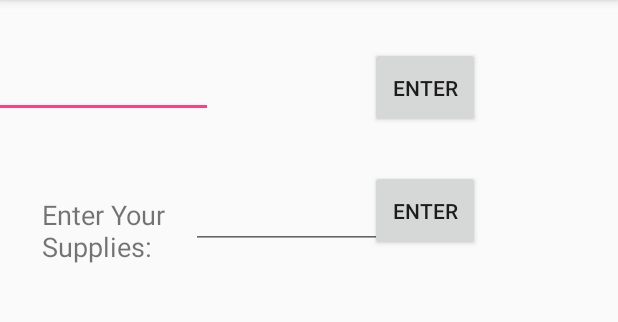
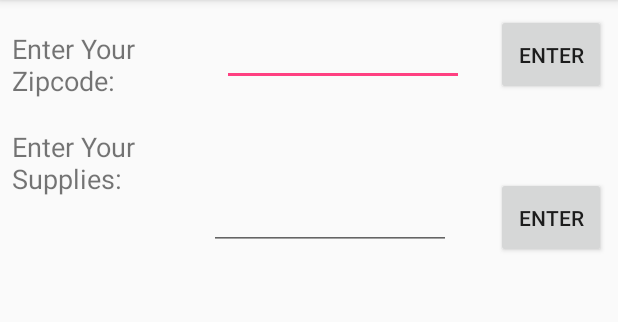
Before and after one commit to BlueAxolotl/DisasterDeputy, an Android app: the DonorSearcher screen opened directly, with no data from a screen before it, on a phone screen of 412 x 824 dp, the part 84-406 px from its top. Run offline under Robolectric (Android 15) with nearby library versions, the phone set to English and light mode, and no system bars; 2 statements that could not run were skipped.

Commit message:
Merge branch 'master' of /Users/anika.gampa/AndroidStudioProjects/DisasterDeputy with conflicts.

```diff
--- a/app/src/main/AndroidManifest.xml
+++ b/app/src/main/AndroidManifest.xml
@@ -17,7 +17,7 @@
             </intent-filter>
         </activity>
         <activity android:name=".CharitySearcher" />
-        <activity android:name=".DonorSearcher"></activity>
+        <activity android:name=".DonorSearcher" />
     </application>
 
 </manifest>
--- a/app/src/main/java/com/example/pranay/disasterdeputy/CharityList.java
+++ b/app/src/main/java/com/example/pranay/disasterdeputy/CharityList.java
@@ -49,5 +49,4 @@ public class CharityList {
         }
         return sortedList;
     }
-
 }
--- a/app/src/main/java/com/example/pranay/disasterdeputy/MainActivity.java
+++ b/app/src/main/java/com/example/pranay/disasterdeputy/MainActivity.java
@@ -5,6 +5,9 @@ import android.support.v7.app.AppCompatActivity;
 import android.os.Bundle;
 import android.util.Log;
 import android.view.View;
+import android.widget.ArrayAdapter;
+import android.widget.ListAdapter;
+import android.widget.ListView;
 
 public class MainActivity extends AppCompatActivity {
 
--- a/app/src/main/res/layout/activity_donor_searcher.xml
+++ b/app/src/main/res/layout/activity_donor_searcher.xml
@@ -11,13 +11,13 @@
         android:layout_width="168dp"
         android:layout_height="56dp"
         android:layout_marginBottom="8dp"
-        android:layout_marginEnd="264dp"
-        android:layout_marginRight="264dp"
+        android:layout_marginEnd="96dp"
+        android:layout_marginRight="96dp"
         android:layout_marginTop="8dp"
         app:layout_constraintBottom_toBottomOf="parent"
         app:layout_constraintEnd_toEndOf="parent"
         app:layout_constraintTop_toTopOf="parent"
-        app:layout_constraintVertical_bias="0.033">
+        app:layout_constraintVertical_bias="0.002">
 
         <android.support.design.widget.TextInputEditText
             android:layout_width="161dp"
@@ -36,10 +36,10 @@
         android:layout_marginTop="8dp"
         app:layout_constraintBottom_toBottomOf="parent"
         app:layout_constraintEnd_toEndOf="parent"
-        app:layout_constraintHorizontal_bias="0.161"
+        app:layout_constraintHorizontal_bias="0.692"
         app:layout_constraintStart_toEndOf="@+id/UserSuppliesRequest"
         app:layout_constraintTop_toTopOf="parent"
-        app:layout_constraintVertical_bias="0.158">
+        app:layout_constraintVertical_bias="0.159">
 
         <android.support.design.widget.TextInputEditText
             android:layout_width="161dp"
@@ -47,10 +47,11 @@
     </android.support.design.widget.TextInputLayout>
 
 
+
     <TextView
         android:id="@+id/UserZipcodeRequest"
         android:layout_width="88dp"
-        android:layout_height="46dp"
+        android:layout_height="49dp"
         android:layout_marginBottom="8dp"
         android:layout_marginLeft="8dp"
         android:layout_marginStart="8dp"
@@ -59,10 +60,10 @@
         android:textSize="18sp"
         app:layout_constraintBottom_toBottomOf="parent"
         app:layout_constraintEnd_toStartOf="@+id/UserZipcodeInput"
-        app:layout_constraintHorizontal_bias="0.444"
+        app:layout_constraintHorizontal_bias="0.0"
         app:layout_constraintStart_toStartOf="parent"
         app:layout_constraintTop_toTopOf="parent"
-        app:layout_constraintVertical_bias="0.045" />
+        app:layout_constraintVertical_bias="0.017" />
 
     <Button
         android:id="@+id/ZipCodeButton"
@@ -77,10 +78,10 @@
         android:text="@string/ZipCodeButton"
         app:layout_constraintBottom_toBottomOf="parent"
         app:layout_constraintEnd_toEndOf="parent"
-        app:layout_constraintHorizontal_bias="0.52"
+        app:layout_constraintHorizontal_bias="1.0"
         app:layout_constraintStart_toEndOf="@+id/UserZipcodeInput"
         app:layout_constraintTop_toTopOf="parent"
-        app:layout_constraintVertical_bias="0.033" />
+        app:layout_constraintVertical_bias="0.002" />
 
     <Button
         android:id="@+id/UserSupplyButton"
@@ -95,10 +96,10 @@
         android:text="@string/ZipCodeButton"
         app:layout_constraintBottom_toBottomOf="parent"
         app:layout_constraintEnd_toEndOf="parent"
-        app:layout_constraintHorizontal_bias="0.52"
+        app:layout_constraintHorizontal_bias="1.0"
         app:layout_constraintStart_toEndOf="@+id/UserZipcodeInput"
         app:layout_constraintTop_toTopOf="parent"
-        app:layout_constraintVertical_bias="0.151" />
+        app:layout_constraintVertical_bias="0.158" />
 
     <TextView
         android:id="@+id/UserSuppliesRequest"
@@ -114,24 +115,22 @@
         android:textSize="18sp"
         app:layout_constraintBottom_toBottomOf="parent"
         app:layout_constraintEnd_toEndOf="parent"
-        app:layout_constraintHorizontal_bias="0.064"
+        app:layout_constraintHorizontal_bias="0.0"
         app:layout_constraintStart_toStartOf="parent"
         app:layout_constraintTop_toBottomOf="@+id/UserZipcodeRequest"
-        app:layout_constraintVertical_bias="0.059" />
+        app:layout_constraintVertical_bias="0.013" />
 
     <ListView
         android:id="@+id/CharityList_User"
-        style="@android:style/Widget.ListView"
-        android:layout_width="503dp"
-        android:layout_height="535dp"
-        android:layout_marginBottom="68dp"
+        android:layout_width="368dp"
+        android:layout_height="361dp"
+        android:layout_marginBottom="8dp"
         android:layout_marginEnd="8dp"
         android:layout_marginLeft="8dp"
         android:layout_marginRight="8dp"
         android:layout_marginStart="8dp"
         app:layout_constraintBottom_toBottomOf="parent"
         app:layout_constraintEnd_toEndOf="parent"
-        app:layout_constraintHorizontal_bias="0.506"
         app:layout_constraintStart_toStartOf="parent" />
 
 
--- a/app/src/main/res/layout/activity_main.xml
+++ b/app/src/main/res/layout/activity_main.xml
@@ -71,4 +71,9 @@
         app:layout_constraintEnd_toEndOf="parent"
         app:layout_constraintTop_toBottomOf="@+id/WelcomeMessage" />
 
+    <ListView
+        android:id="@+id/myListView"
+        android:layout_width="match_parent"
+        android:layout_height="match_parent" />
+
 </android.support.constraint.ConstraintLayout>
--- a/app/src/main/res/values/styles.xml
+++ b/app/src/main/res/values/styles.xml
@@ -14,6 +14,4 @@
 
     <style name="UserCharityList"></style>
 
-
-
 </resources>
```
Also changed, not shown: app/src/main/java/com/example/pranay/disasterdeputy/individualCharity.java (added, +13 -0 lines), app/src/main/res/layout/activity_individual_charity.xml (added, +9 -0 lines).
